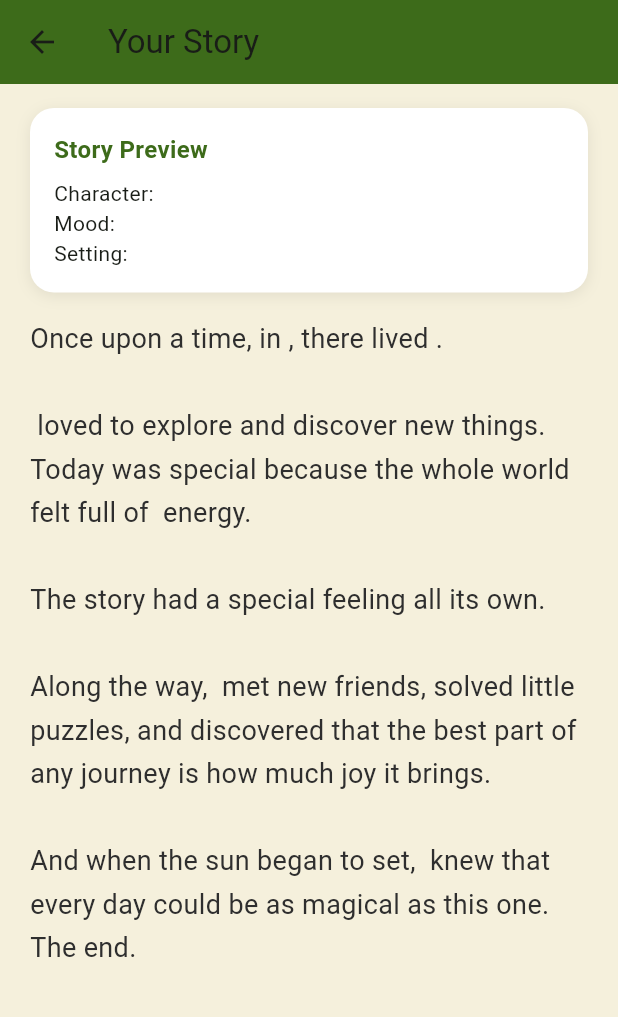
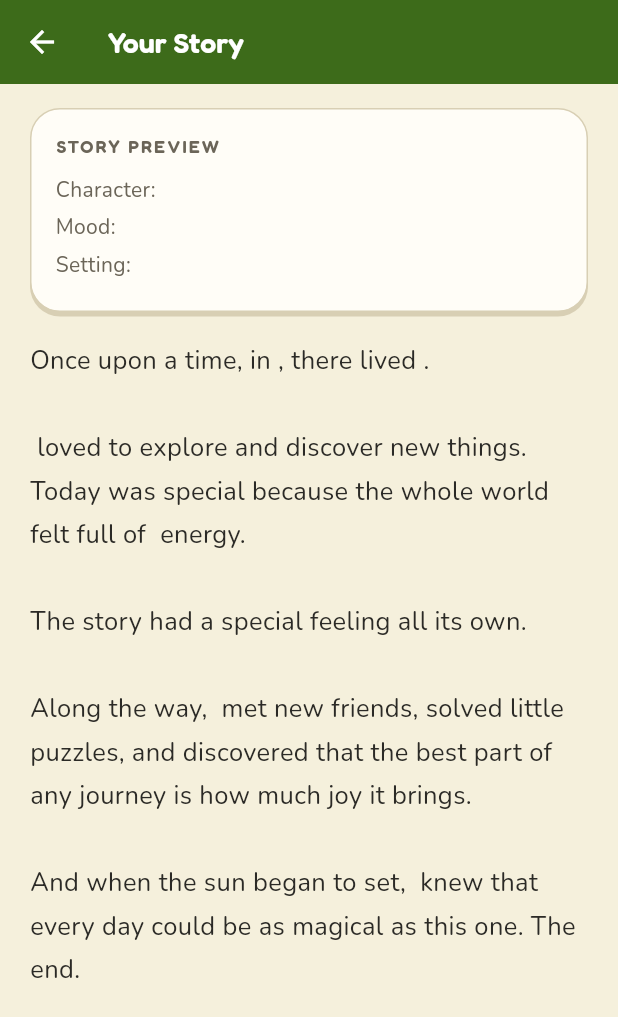
Before and after one commit to nguyequa000/EagleReaders, a Flutter app: the StoryReaderScreen screen opened directly with empty values, on a phone screen of 412 x 824 dp. Shown: the top 1017 px of the screen. Run offline on Flutter 3.47's test engine with Material 3 defaults, Android fonts, the phone set to English and light mode, and no system bars; our stand-ins replace file_picker, firebase_auth, firebase_core, flutter_svg; missing offline and left inert: epub_view; accounts and stored records are empty.

Commit message:
style(story): bring StoryReaderScreen onto the shared theme

```diff
--- a/lib/screens/ai_story_screen.dart
+++ b/lib/screens/ai_story_screen.dart
@@ -1,5 +1,7 @@
 import 'package:flutter/material.dart';
+
 import 'story/story_config.dart';
+import 'story/story_theme.dart';
 
 class StoryReaderScreen extends StatelessWidget {
   final StoryConfig config;
@@ -36,27 +38,28 @@ And when the sun began to set, $character knew that every day could be as magica
     final storyText = _buildStoryText();
 
     return Scaffold(
+      backgroundColor: StoryTheme.ground,
       appBar: AppBar(
-        title: const Text('Your Story'),
-        backgroundColor: const Color(0xFF3D6B1A),
+        title: Text(
+          'Your Story',
+          style: StoryTheme.display(size: 19, color: Colors.white, weight: 600),
+        ),
+        backgroundColor: StoryTheme.brand,
+        foregroundColor: Colors.white,
+        elevation: 0,
       ),
-      body: Container(
-        color: const Color(0xFFF5F0DC),
+      body: Padding(
         padding: const EdgeInsets.symmetric(horizontal: 20, vertical: 16),
         child: Column(
           crossAxisAlignment: CrossAxisAlignment.stretch,
-          children: [
+          children: <Widget>[
             _buildDetailBanner(),
-            const SizedBox(height: 16),
+            const SizedBox(height: 18),
             Expanded(
               child: SingleChildScrollView(
                 child: Text(
                   storyText,
-                  style: const TextStyle(
-                    fontSize: 18,
-                    height: 1.6,
-                    color: Color(0xFF2E2E2E),
-                  ),
+                  style: StoryTheme.body(size: 17, height: 1.7),
                 ),
               ),
             ),
@@ -68,33 +71,47 @@ And when the sun began to set, $character knew that every day could be as magica
 
   Widget _buildDetailBanner() {
     return Container(
+      padding: const EdgeInsets.all(16),
       decoration: BoxDecoration(
-        color: Colors.white,
-        borderRadius: BorderRadius.circular(16),
-        boxShadow: [
-          BoxShadow(
-            color: Colors.black.withOpacity(0.08),
-            blurRadius: 8,
-            offset: const Offset(0, 2),
+        color: StoryTheme.card,
+        borderRadius: BorderRadius.circular(StoryTheme.radiusTile),
+        border: Border.all(color: StoryTheme.shadow),
+        boxShadow: StoryTheme.hardShadow(),
+      ),
+      child: Column(
+        crossAxisAlignment: CrossAxisAlignment.start,
+        children: <Widget>[
+          Text(
+            'STORY PREVIEW',
+            style: StoryTheme.display(
+              size: 12,
+              color: StoryTheme.inkMuted,
+              weight: 600,
+              tracking: 1.4,
+            ),
           ),
+          const SizedBox(height: 10),
+          _bannerLine('Character', config.character, StoryTheme.accentCharacter),
+          _bannerLine('Mood', config.mood, StoryTheme.accentMood),
+          _bannerLine('Setting', config.setting, StoryTheme.accentSetting),
         ],
       ),
-      padding: const EdgeInsets.all(16),
-      child: Column(
-        crossAxisAlignment: CrossAxisAlignment.start,
-        children: [
-          const Text(
-            'Story Preview',
-            style: TextStyle(
-              fontSize: 16,
-              fontWeight: FontWeight.bold,
-              color: Color(0xFF3D6B1A),
-            ),
+    );
+  }
+
+  Widget _bannerLine(String caption, String? value, Color accent) {
+    return Padding(
+      padding: const EdgeInsets.only(bottom: 4),
+      child: Row(
+        children: <Widget>[
+          Text(
+            '$caption: ',
+            style: StoryTheme.body(size: 14, color: StoryTheme.inkMuted),
           ),
-          const SizedBox(height: 8),
-          Text('Character: ${config.character ?? 'unknown'}'),
-          Text('Mood: ${config.mood ?? 'unknown'}'),
-          Text('Setting: ${config.setting ?? 'unknown'}'),
+          Text(
+            value ?? 'unknown',
+            style: StoryTheme.display(size: 14, color: accent, weight: 600),
+          ),
         ],
       ),
     );
```
Also changed, not shown: 1 other file.
